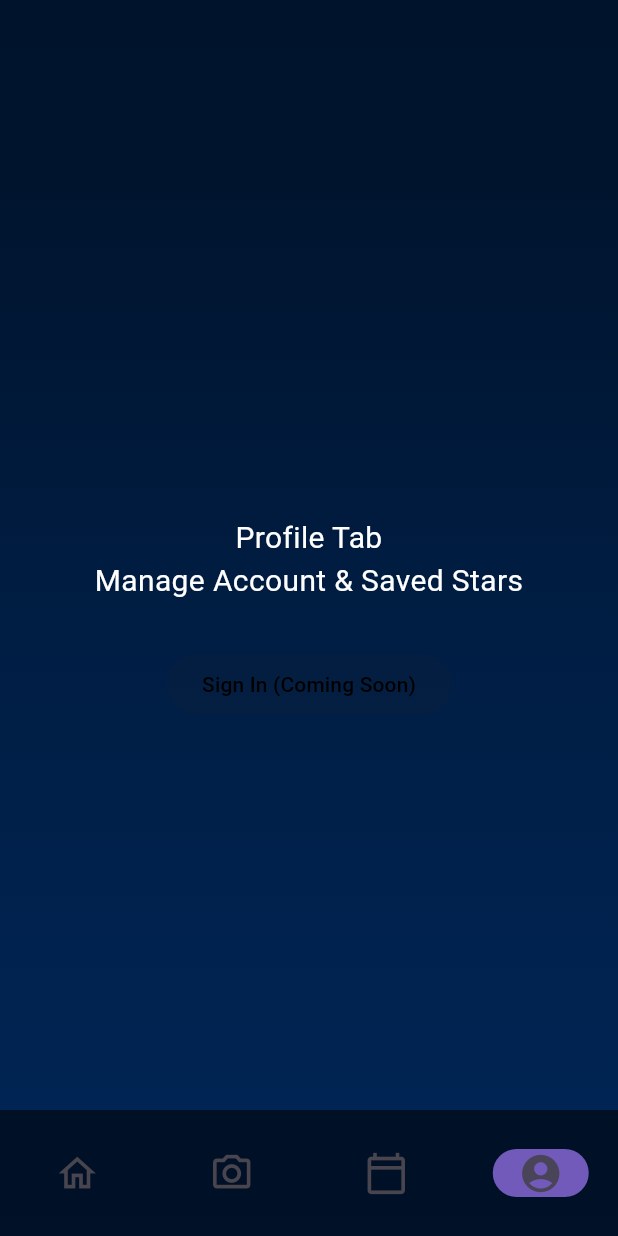
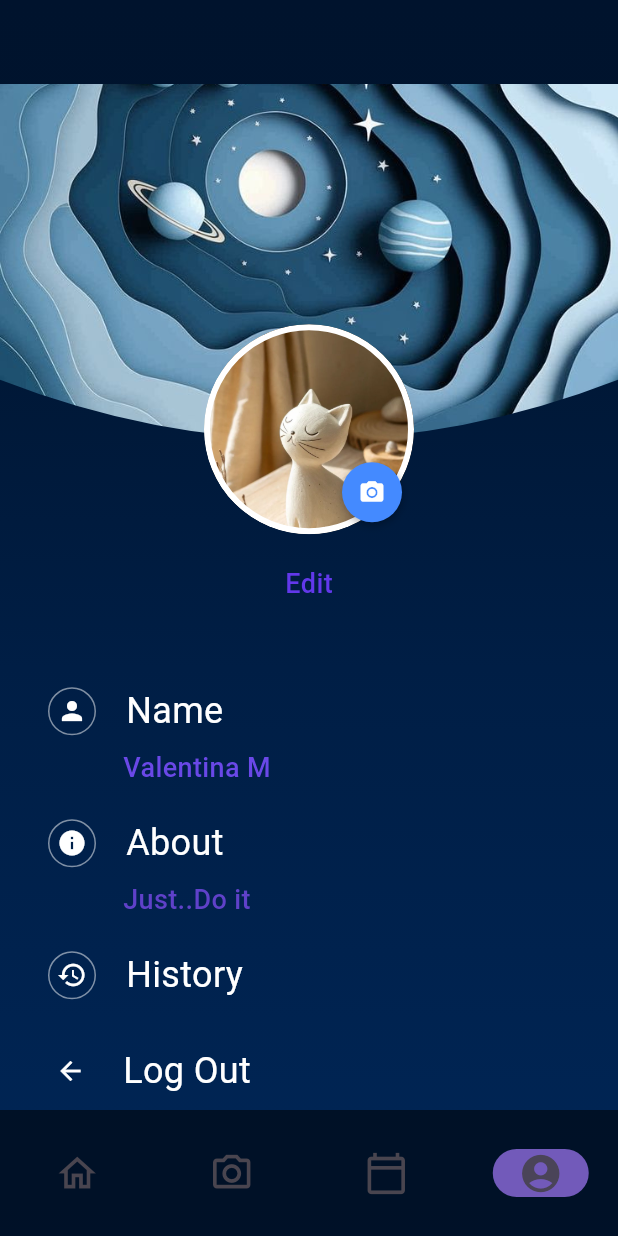
Before and after one commit to ariaj0sephine/Astroot, a Flutter app: the HomeScreen screen opened directly, item 4 of the bottom bar chosen, on a phone screen of 412 x 824 dp. Run offline on Flutter 3.47's test engine with Material 3 defaults, Android fonts, the phone set to English and light mode, and no system bars; our stand-ins replace flutter_svg.

Commit message:
profile done

```diff
--- a/lib/nav_bar.dart
+++ b/lib/nav_bar.dart
@@ -1,5 +1,6 @@
 import 'package:flutter/material.dart';
 import 'dart:ui' as ui;
+import 'profile_page.dart';  // ← Add this line only (tells Flutter where to find it)
 
 class HomeScreen extends StatefulWidget {
   const HomeScreen({super.key});
@@ -15,7 +16,7 @@ class _HomeScreenState extends State<HomeScreen> {
     const RealHomeTab(),   // ← Our beautiful Figma homepage
     const CameraTab(),
     const CalendarTab(),
-    const ProfileTab(),
+    const ProfilePage(),
   ];
 
   // Your cosmic gradient (kept exactly the same)
--- /dev/null
+++ b/lib/profile_page.dart
@@ -0,0 +1,227 @@
+import 'package:flutter/material.dart';
+
+class ProfilePage extends StatelessWidget {
+  const ProfilePage({super.key});
+
+  @override
+  Widget build(BuildContext context) {
+    final double screenHeight = MediaQuery.of(context).size.height;
+
+    return Scaffold(
+      backgroundColor: Colors.transparent,
+      body: SafeArea(
+        child: SingleChildScrollView(
+          child: Column(
+            children: [
+              ClipPath(
+                clipper: const WaveClipper(),
+                child: Stack(
+                  children: [
+                    Image.asset(
+                      'assets/images/profile_bg.jpg',
+                      width: double.infinity,
+                      height: screenHeight * 0.30,
+                      fit: BoxFit.cover,
+                    ),
+                  ],
+                ),
+              ),
+              const SizedBox(height: 13),
+
+              Transform.translate(
+                offset: const Offset(0, -100),
+                child: Center(
+                  child: Stack(
+                    children: [
+                      ClipOval(
+                        child: Container(
+                          width: 140,
+                          height: 140,
+                          decoration: BoxDecoration(
+                            shape: BoxShape.circle,
+                            border: Border.all(color: Colors.white, width: 4),
+                            image: const DecorationImage(
+                              image: AssetImage('assets/images/meoww.jpg'),
+                              fit: BoxFit.cover,
+                            ),
+                          ),
+                        ),
+                      ),
+                      Positioned(
+                        bottom: 8,
+                        right: 8,
+                        child: Container(
+                          decoration: BoxDecoration(
+                            shape: BoxShape.circle,
+                            boxShadow: [
+                              BoxShadow(
+                                color: Colors.black.withOpacity(0.3),
+                                blurRadius: 4,
+                                offset: const Offset(0, 2),
+                              ),
+                            ],
+                          ),
+                          child: CircleAvatar(
+                            radius: 20,
+                            backgroundColor: Colors.blueAccent,
+                            child: IconButton(
+                              icon: const Icon(Icons.camera_alt, color: Colors.white, size: 18),
+                              onPressed: () {
+                                print('Edit profile picture');
+                              },
+                            ),
+                          ),
+                        ),
+                      ),
+                    ],
+                  ),
+                ),
+              ),
+              const SizedBox(height: 0),
+
+              Transform.translate(
+                offset: const Offset(0, -80),
+                child: const Center(
+                  child: Text(
+                    'Edit',
+                    style: TextStyle(
+                      color: Color(0xFF6238EB),
+                      fontSize: 18,
+                      fontWeight: FontWeight.w500,
+                    ),
+                  ),
+                ),
+              ),
+              const SizedBox(height: 0),
+
+              Transform.translate(
+                offset: const Offset(0, -25),
+                child: Padding(
+                  padding: const EdgeInsets.symmetric(horizontal: 32),
+                  child: Column(
+                    children: [
+                      _buildSectionRow(
+                        icon: Icons.person,
+                        label: 'Name',
+                        value: 'Valentina M',
+                        valueColor: const Color(0xFF6A48E7),
+                      ),
+                      const SizedBox(height: 20),
+
+                      _buildSectionRow(
+                        icon: Icons.info,
+                        label: 'About',
+                        value: 'Just..Do it',
+                        valueColor: const Color(0xFF5F41C9),
+                      ),
+                      const SizedBox(height: 20),
+
+                      _buildSectionRow(
+                        icon: Icons.history,
+                        label: 'History',
+                        value: '',
+                        valueColor: Colors.transparent,
+                      ),
+                      const SizedBox(height: 30),
+
+                      GestureDetector(
+                        onTap: () {
+                          print('Log Out tapped');
+                        },
+                        child: Row(
+                          children: [
+                            CircleAvatar(
+                              radius: 15,
+                              backgroundColor: Colors.transparent,
+                              child: const Icon(Icons.arrow_back, color: Colors.white, size: 20),
+                            ),
+                            const SizedBox(width: 20),
+                            const Text(
+                              'Log Out',
+                              style: TextStyle(color: Colors.white, fontSize: 24),
+                            ),
+                          ],
+                        ),
+                      ),
+                    ],
+                  ),
+                ),
+              ),
+              const SizedBox(height: 80),
+            ],
+          ),
+        ),
+      ),
+    );
+  }
+
+  // UPDATED: Value text now placed UNDER the label (left-aligned)
+  static Widget _buildSectionRow({
+    required IconData icon,
+    required String label,
+    required String value,
+    required Color valueColor,
+  }) {
+    return Column(
+      crossAxisAlignment: CrossAxisAlignment.start,
+      children: [
+        Row(
+          children: [
+            Container(
+              decoration: BoxDecoration(
+                shape: BoxShape.circle,
+                border: Border.all(color: Colors.white.withOpacity(0.5), width: 1),
+              ),
+              child: CircleAvatar(
+                radius: 15,
+                backgroundColor: Colors.transparent,
+                child: Icon(icon, color: Colors.white, size: 20),
+              ),
+            ),
+            const SizedBox(width: 20),
+            Text(
+              label,
+              style: const TextStyle(color: Colors.white, fontSize: 24),
+            ),
+          ],
+        ),
+        if (value.isNotEmpty) ...[
+          const SizedBox(height: 8),
+          Padding(
+            padding: const EdgeInsets.only(left: 50), // Aligns with label text (icon width 30 + space 20)
+            child: Text(
+              value,
+              style: TextStyle(
+                color: valueColor,
+                fontSize: 18,
+                fontWeight: FontWeight.w500,
+              ),
+            ),
+          ),
+        ],
+      ],
+    );
+  }
+}
+
+class WaveClipper extends CustomClipper<Path> {
+  const WaveClipper();
+
+  @override
+  Path getClip(Size size) {
+    final path = Path();
+    path.lineTo(0, size.height - 50);
+    path.quadraticBezierTo(
+      size.width / 2,
+      size.height + 30,
+      size.width,
+      size.height - 50,
+    );
+    path.lineTo(size.width, 0);
+    path.close();
+    return path;
+  }
+
+  @override
+  bool shouldReclip(covariant CustomClipper<Path> oldClipper) => false;
+}
```
Also changed, not shown: assets/images/about.png (added), assets/images/eye.png (deleted), assets/images/logout.png (added), assets/images/meoww.jpg (added), assets/images/name.png (added), lib/auth_screen.dart (line endings or trailing spaces).
